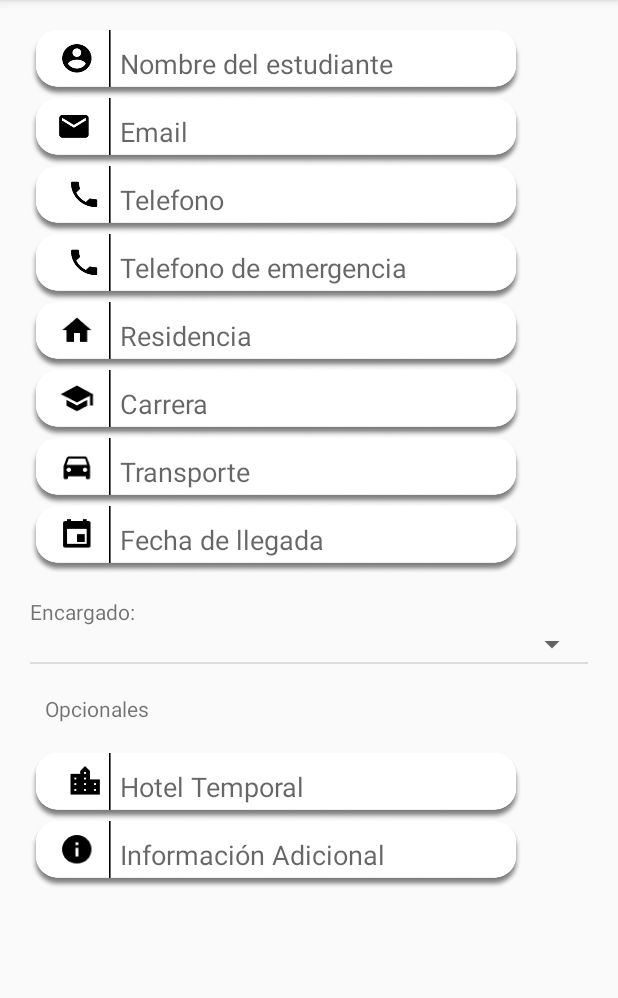
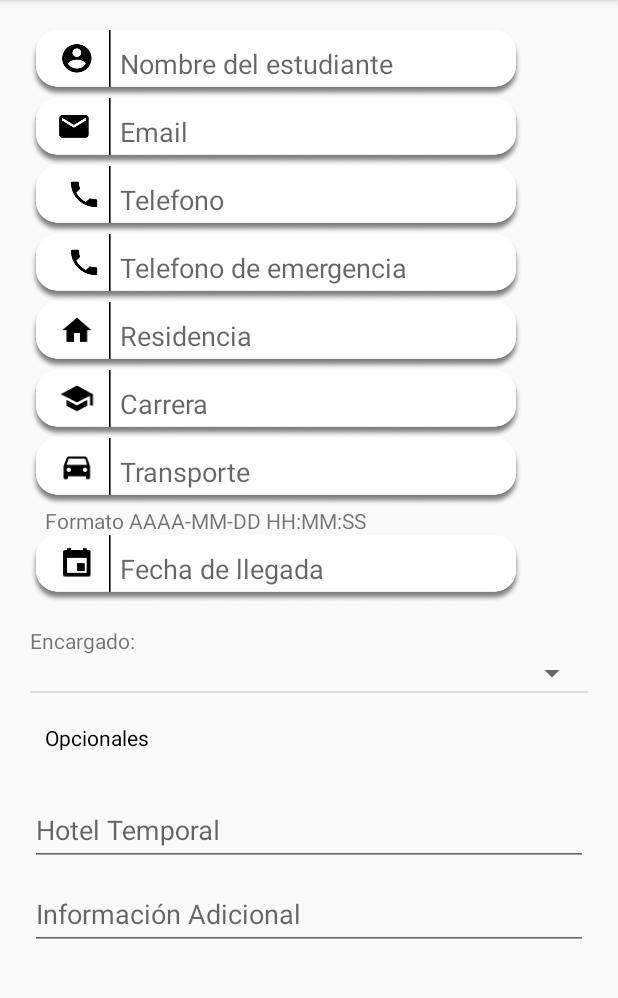
Before and after one commit to Dioxo/Aecol86, an Android app: the InformationActivity screen opened directly, with no data from a screen before it, on a phone screen of 412 x 824 dp, the part 84-1082 px from its top. Run offline under Robolectric (Android 15) with nearby library versions, the phone set to English and light mode, and no system bars; our stand-ins replace ButterKnife, EventBus, Volley; network calls fail; 1 statement that could not run was skipped.

Commit message:
Mejoras de interfaz Information

```diff
--- a/Organizador/src/main/res/layout/activity_information.xml
+++ b/Organizador/src/main/res/layout/activity_information.xml
@@ -40,6 +40,7 @@
                 android:paddingStart="60dp"
                 android:hint="@string/Ac_information_txt_nombre_estudiante"
                 android:layout_height="45dp"
+                android:paddingRight="10dp"
                 android:background="@drawable/edit_nom_user"/>
 
 
@@ -48,6 +49,7 @@
                 android:layout_width="328dp"
                 android:paddingStart="60dp"
                 android:hint="@string/Ac_login_txt_email"
+                android:paddingRight="10dp"
                 android:background="@drawable/edit_email"
                 android:layout_height="45dp" />
 
@@ -56,6 +58,7 @@
                 android:layout_width="328dp"
                 android:paddingStart="60dp"
                 android:hint="@string/Ac_login_txt_telefono"
+                android:paddingRight="10dp"
                 android:background="@drawable/edit_telef"
                 android:layout_height="45dp" />
 
@@ -65,6 +68,7 @@
                 android:layout_width="328dp"
                 android:paddingStart="60dp"
                 android:hint="@string/Ac_information_txt_telefono_emergencia"
+                android:paddingRight="10dp"
                 android:background="@drawable/edit_telef"
                 android:layout_height="45dp" />
 
@@ -75,6 +79,7 @@
                 android:layout_width="328dp"
                 android:layout_height="45dp"
                 android:hint="@string/Ac_information_txt_residencia"
+                android:paddingRight="10dp"
                 android:background="@drawable/edit_residencia"
                 android:paddingStart="60dp"/>
 
@@ -83,6 +88,7 @@
                 android:layout_width="328dp"
                 android:layout_height="45dp"
                 android:hint="@string/Ac_information_txt_carrera"
+                android:paddingRight="10dp"
                 android:background="@drawable/edit_carrera"
                 android:paddingStart="60dp"/>
 
@@ -90,15 +96,23 @@
                 android:id="@+id/edtTransporte"
                 android:layout_width="328dp"
                 android:hint="@string/Ac_information_txt_transporte"
+                android:paddingRight="10dp"
                 android:background="@drawable/edit_transporte"
                 android:paddingStart="60dp"
                 android:layout_height="45dp" />
+
+            <TextView
+                android:layout_width="match_parent"
+                android:layout_height="wrap_content"
+                android:text="Formato AAAA-MM-DD HH:MM:SS"
+                android:layout_marginStart="10dp"/>
 
             <EditText
                 android:id="@+id/edtFecha"
                 android:layout_width="328dp"
                 android:paddingStart="60dp"
                 android:hint="@string/Ac_information_txt_fecha"
+                android:paddingRight="10dp"
                 android:background="@drawable/edit_fecha"
                 android:layout_height="45dp"/>
 
@@ -127,16 +141,49 @@
                 android:layout_height="match_parent"
                 android:layout_marginStart="10dp"
                 android:text="@string/Ac_information_txt_opcionales"
+                android:textColor="#000000"
                 android:layout_marginBottom="20dp"
                 />
+
+
+            <com.google.android.material.textfield.TextInputLayout
+                android:layout_width="match_parent"
+                android:layout_height="wrap_content"
+                android:hint="@string/Ac_information_txt_hotel">
+
+                <com.google.android.material.textfield.TextInputEditText
+                    android:layout_width="match_parent"
+                    android:layout_height="wrap_content"
+                    android:id="@+id/edtHotel"/>
+
+            </com.google.android.material.textfield.TextInputLayout>
+
+
+            <com.google.android.material.textfield.TextInputLayout
+                android:layout_width="match_parent"
+                android:layout_height="wrap_content"
+                android:hint="@string/Ac_information_txt_info">
+
+                <com.google.android.material.textfield.TextInputEditText
+                    android:layout_width="match_parent"
+                    android:layout_height="wrap_content"
+                    android:id="@+id/edtInfo_Adicional"/>
+
+            </com.google.android.material.textfield.TextInputLayout>
+
+            <!--
+
+
+
+
 
                       <EditText
     android:id="@+id/edtHotel"
     android:layout_width="328dp"
     android:paddingStart="60dp"
     android:hint="@string/Ac_information_txt_hotel"
-                android:background="@drawable/edit_hotel"
-                android:layout_height="45dp"/>
+    android:paddingRight="10dp"
+    android:layout_height="wrap_content"/>
 
 
 <EditText
@@ -144,9 +191,15 @@
     android:layout_width="328dp"
     android:paddingStart="60dp"
     android:hint="@string/Ac_information_txt_info"
-                android:background="@drawable/edit_info_adicional"
-                android:layout_height="45dp"/>
+    android:paddingRight="10dp"
+    android:layout_height="wrap_content"/>
 
+
+
+
+
+
+            -->
         </LinearLayout>
 
 
```
Lines whose indentation alone changed are shown as unchanged.
